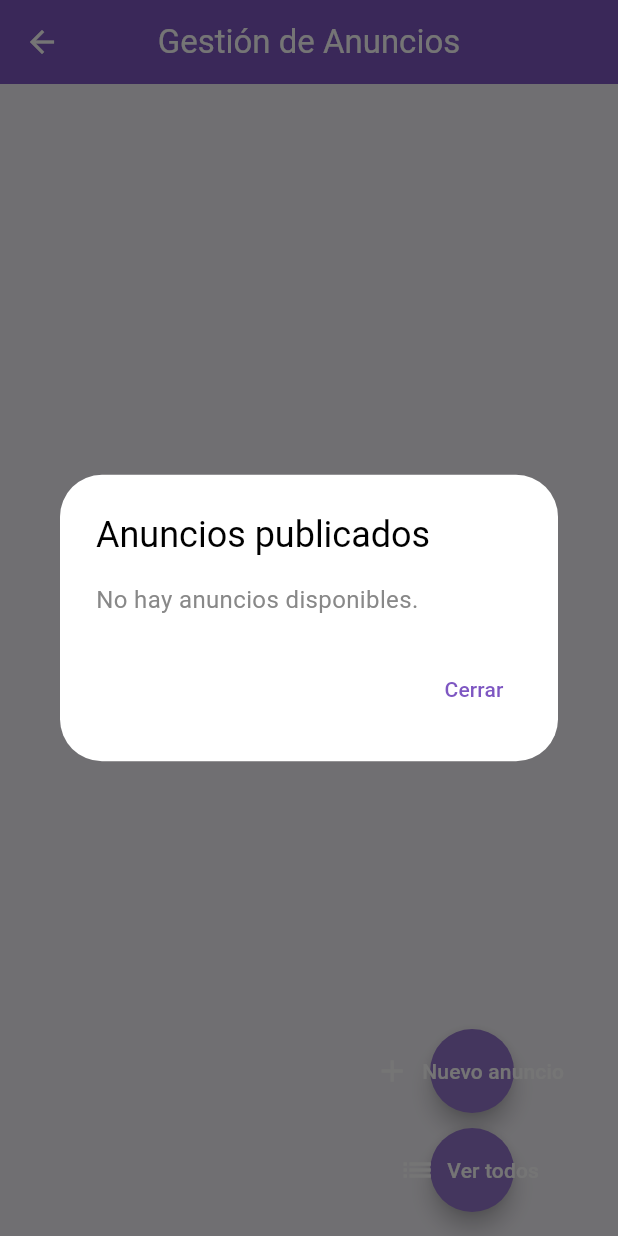
After one commit to SantiagoM0814/huellas_salud_movil, a Flutter app: the AnnouncementsPage screen opened directly, after a tap on "Nuevo anuncio", after a tap on "Ver todos", on a phone screen of 412 x 824 dp. The commit adds this screen. Run offline on Flutter 3.47's test engine with Material 3 defaults, Android fonts, the light colour scheme and no system bars; our stand-ins replace dio, image_picker, shared_preferences; accounts and stored records are empty; network calls fail.

```diff
--- /dev/null
+++ b/lib/pages/announcements/announcements.dart
@@ -0,0 +1,222 @@
+import 'dart:io';
+import 'package:flutter/material.dart';
+import 'package:image_picker/image_picker.dart';
+import 'package:huellas_salud_movil/services/announcement_services.dart';
+
+class AnnouncementsPage extends StatefulWidget {
+  const AnnouncementsPage({super.key});
+
+  @override
+  State<AnnouncementsPage> createState() => _AnnouncementsPageState();
+}
+
+class _AnnouncementsPageState extends State<AnnouncementsPage> {
+  final AnnouncementService _announcementService = AnnouncementService();
+  final ImagePicker _picker = ImagePicker();
+
+  List<Map<String, dynamic>> announcements = [];
+  bool isLoading = false;
+
+  // Controladores para el formulario
+  final TextEditingController userController = TextEditingController();
+  final TextEditingController petNameController = TextEditingController();
+  final TextEditingController messageController = TextEditingController();
+  File? selectedImage;
+
+  @override
+  void initState() {
+    super.initState();
+    fetchAnnouncements();
+  }
+
+  Future<void> fetchAnnouncements() async {
+    setState(() => isLoading = true);
+    try {
+      final data = await _announcementService.fetchAnnouncements();
+      setState(() => announcements = data);
+    } catch (e) {
+      ScaffoldMessenger.of(context).showSnackBar(
+        SnackBar(content: Text('Error al cargar anuncios: $e')),
+      );
+    } finally {
+      setState(() => isLoading = false);
+    }
+  }
+
+  Future<void> pickImage() async {
+    final XFile? image = await _picker.pickImage(source: ImageSource.gallery);
+    if (image != null) {
+      setState(() => selectedImage = File(image.path));
+    }
+  }
+
+  Future<void> createAnnouncement() async {
+    if (userController.text.isEmpty ||
+        petNameController.text.isEmpty ||
+        messageController.text.isEmpty ||
+        selectedImage == null) {
+      ScaffoldMessenger.of(context).showSnackBar(
+        const SnackBar(content: Text('Por favor completa todos los campos.')),
+      );
+      return;
+    }
+
+    try {
+      await _announcementService.createAnnouncement(
+        user: userController.text,
+        petName: petNameController.text,
+        message: messageController.text,
+        imageUrl: selectedImage!.path,
+      );
+
+      ScaffoldMessenger.of(context).showSnackBar(
+        const SnackBar(content: Text('✅ Anuncio creado exitosamente.')),
+      );
+
+      Navigator.pop(context);
+      fetchAnnouncements(); // refresca lista
+    } catch (e) {
+      ScaffoldMessenger.of(context).showSnackBar(
+        SnackBar(content: Text('❌ Error al crear el anuncio: $e')),
+      );
+    }
+  }
+
+  void showCreateAnnouncementModal() {
+    showDialog(
+      context: context,
+      builder: (_) => AlertDialog(
+        title: const Text('Crear anuncio'),
+        content: SingleChildScrollView(
+          child: Column(
+            mainAxisSize: MainAxisSize.min,
+            children: [
+              TextField(
+                controller: userController,
+                decoration: const InputDecoration(labelText: 'Usuario'),
+              ),
+              TextField(
+                controller: petNameController,
+                decoration: const InputDecoration(labelText: 'Nombre de mascota'),
+              ),
+              TextField(
+                controller: messageController,
+                maxLines: 3,
+                decoration: const InputDecoration(labelText: 'Mensaje'),
+              ),
+              const SizedBox(height: 10),
+              selectedImage != null
+                  ? Image.file(selectedImage!, height: 120)
+                  : const Text('No hay imagen seleccionada'),
+              TextButton.icon(
+                onPressed: pickImage,
+                icon: const Icon(Icons.image),
+                label: const Text('Seleccionar imagen'),
+              ),
+            ],
+          ),
+        ),
+        actions: [
+          TextButton(
+            onPressed: () => Navigator.pop(context),
+            child: const Text('Cancelar'),
+          ),
+          ElevatedButton(
+            onPressed: createAnnouncement,
+            child: const Text('Publicar'),
+          ),
+        ],
+      ),
+    );
+  }
+
+  void showListAnnouncementsModal() {
+    showDialog(
+      context: context,
+      builder: (_) => AlertDialog(
+        title: const Text('Anuncios publicados'),
+        content: SizedBox(
+          width: double.maxFinite,
+          child: isLoading
+              ? const Center(child: CircularProgressIndicator())
+              : announcements.isEmpty
+                  ? const Text('No hay anuncios disponibles.')
+                  : ListView.builder(
+                      shrinkWrap: true,
+                      itemCount: announcements.length,
+                      itemBuilder: (context, index) {
+                        final item = announcements[index];
+                        return Card(
+                          margin: const EdgeInsets.symmetric(vertical: 6),
+                          child: ListTile(
+                            leading: const Icon(Icons.pets, color: Colors.blue),
+                            title: Text(item['petName'] ?? 'Sin nombre'),
+                            subtitle: Text(item['message'] ?? ''),
+                            trailing: Text(item['user'] ?? 'Anon'),
+                          ),
+                        );
+                      },
+                    ),
+        ),
+        actions: [
+          TextButton(
+            onPressed: () => Navigator.pop(context),
+            child: const Text('Cerrar'),
+          ),
+        ],
+      ),
+    );
+  }
+
+  @override
+  Widget build(BuildContext context) {
+    return Scaffold(
+      appBar: AppBar(
+        title: const Text('Gestión de Anuncios'),
+        backgroundColor: Theme.of(context).primaryColor,
+        foregroundColor: Colors.white,
+      ),
+      body: Center(
+        child: isLoading
+            ? const CircularProgressIndicator()
+            : announcements.isEmpty
+                ? const Text('No hay anuncios disponibles.')
+                : ListView.builder(
+                    padding: const EdgeInsets.all(12),
+                    itemCount: announcements.length,
+                    itemBuilder: (context, index) {
+                      final item = announcements[index];
+                      return Card(
+                        elevation: 3,
+                        margin: const EdgeInsets.symmetric(vertical: 8),
+                        child: ListTile(
+                          leading: const Icon(Icons.pets, color: Colors.teal),
+                          title: Text(item['petName'] ?? 'Mascota'),
+                          subtitle: Text(item['message'] ?? ''),
+                          trailing: Text(item['user'] ?? 'Anon'),
+                        ),
+                      );
+                    },
+                  ),
+      ),
+      floatingActionButton: Column(
+        mainAxisAlignment: MainAxisAlignment.end,
+        children: [
+          FloatingActionButton.extended(
+            heroTag: "crear",
+            onPressed: showCreateAnnouncementModal,
+            icon: const Icon(Icons.add),
+            label: const Text('Nuevo anuncio'),
+          ),
+          const SizedBox(height: 10),
+          FloatingActionButton.extended(
+            heroTag: "ver",
+            onPressed: showListAnnouncementsModal,
+            icon: const Icon(Icons.list),
+            label: const Text('Ver todos'),
+          ),
+        ],
+      ),
+    );
+  }
+}
--- a/lib/pages/home/home.dart
+++ b/lib/pages/home/home.dart
@@ -94,7 +94,7 @@ class _HomeScreenState extends State<HomeScreen> {
   String _getTitle() {
     switch (_currentIndex) {
       case 0:
-        return 'Inicioo';
+        return 'Inicio';
       case 1:
         return 'Configuracion';
       case 2:
--- /dev/null
+++ b/lib/services/announcement_services.dart
@@ -0,0 +1,42 @@
+import 'package:dio/dio.dart';
+
+class AnnouncementService {
+  final Dio _dio = Dio(
+    BaseOptions(
+      baseUrl: 'https://huellassalud.onrender.com/internal/announcement/',
+      connectTimeout: const Duration(seconds: 10),
+      receiveTimeout: const Duration(seconds: 10),
+    ),
+  );
+
+  Future<List<Map<String, dynamic>>> fetchAnnouncements() async {
+    try {
+      final response = await _dio.get('list-announcements');
+      if (response.statusCode == 200 && response.data is List) {
+        return List<Map<String, dynamic>>.from(response.data);
+      } else {
+        throw Exception('Error al obtener anuncios');
+      }
+    } on DioException catch (e) {
+      throw Exception(e.response?.data ?? 'Error de red: ${e.message}');
+    }
+  }
+
+  Future<void> createAnnouncement({
+    required String user,
+    required String petName,
+    required String message,
+    required String imageUrl,
+  }) async {
+    try {
+      await _dio.post('create', data: {
+        'user': user,
+        'petName': petName,
+        'message': message,
+        'imageUrl': imageUrl,
+      });
+    } on DioException catch (e) {
+      throw Exception(e.response?.data ?? 'Error al crear anuncio');
+    }
+  }
+}
--- a/pubspec.yaml
+++ b/pubspec.yaml
@@ -14,6 +14,7 @@ dependencies:
   logger: ^2.6.1
   intl: ^0.20.2
   flutter_launcher_icons: ^0.14.4
+  image_picker: ^1.1.2
   http: ^1.5.0
   shared_preferences: ^2.5.3
 
```
Also changed, not shown: pubspec.lock, 5 other files.
